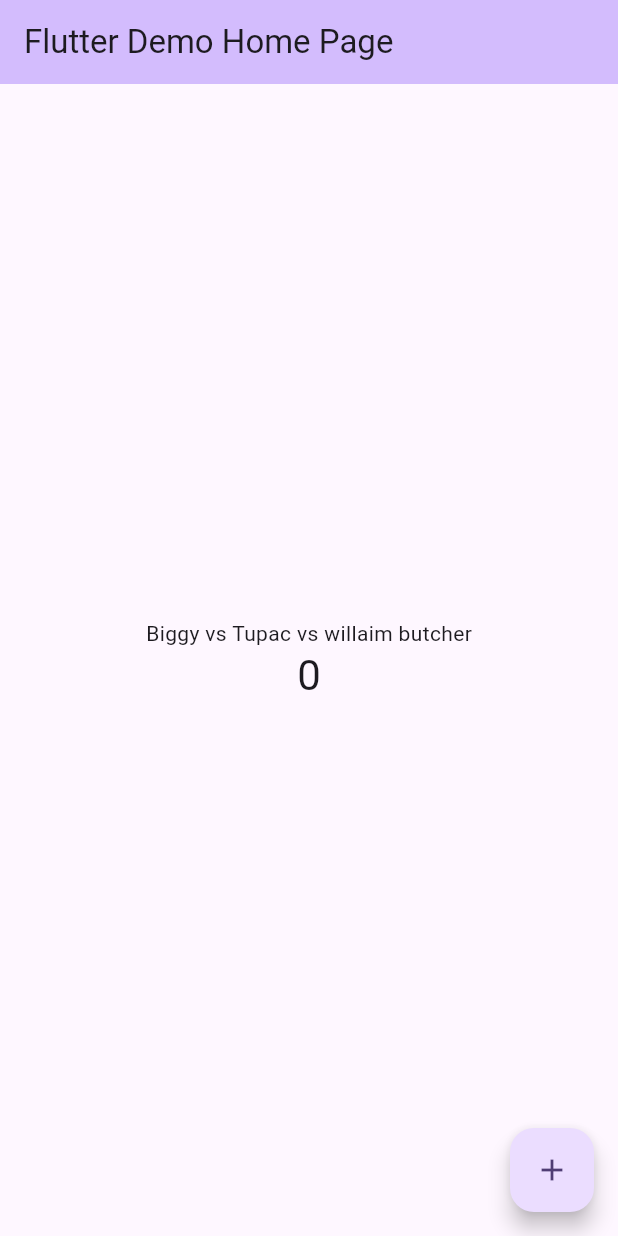
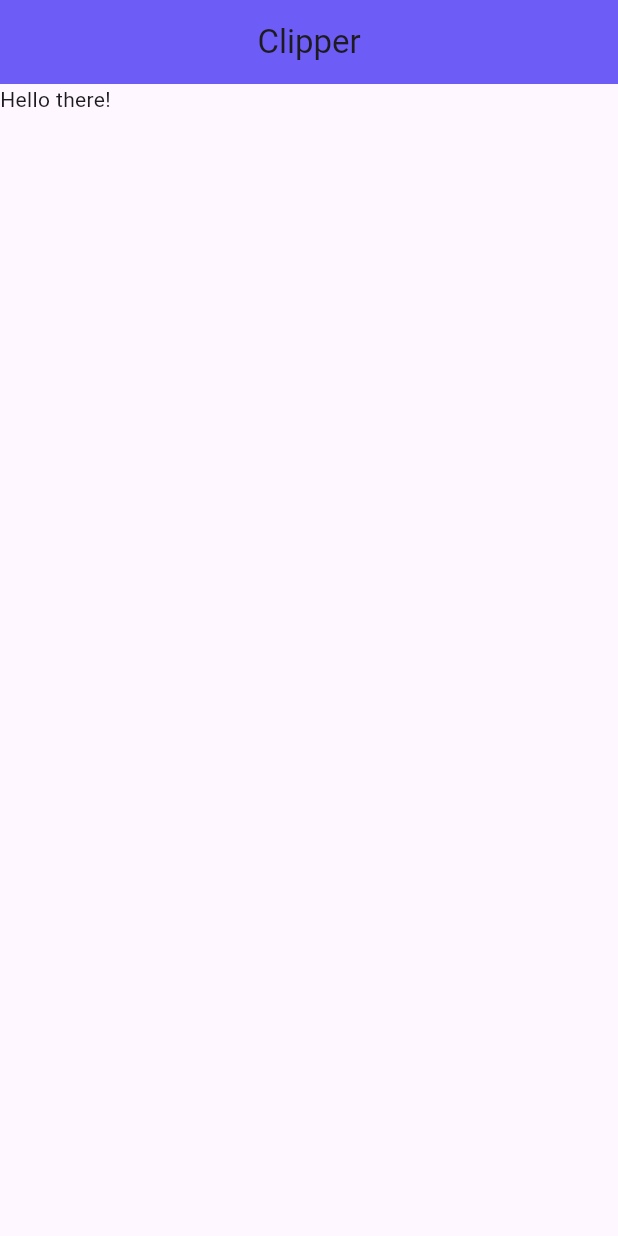
Before and after one commit to Venkatpublic/clipper, a Flutter app: the screen it shows after launch, on a phone screen of 412 x 824 dp. Run offline on Flutter 3.47's test engine with Material 3 defaults, Android fonts, the light colour scheme and no system bars.

Commit message:
feat: ui started

```diff
--- a/lib/main.dart
+++ b/lib/main.dart
@@ -1,122 +1,16 @@
 import 'package:flutter/material.dart';
 
 void main() {
-  runApp(const MyApp());
+  runApp(
+    MaterialApp(
+      home: Scaffold(
+        appBar: AppBar(
+          title: Text("Clipper"),
+          centerTitle: true,
+          backgroundColor: const Color(0xFF6D5DF6),
+        ),
+        body: Text('Hello there!'),
+      ),
+    ),
+  );
 }
-
-class MyApp extends StatelessWidget {
-  const MyApp({super.key});
-
-  // This widget is the root of your application.
-  @override
-  Widget build(BuildContext context) {
-    return MaterialApp(
-      title: 'Flutter Demo',
-      theme: ThemeData(
-        // This is the theme of your application.
-        //
-        // TRY THIS: Try running your application with "flutter run". You'll see
-        // the application has a purple toolbar. Then, without quitting the app,
-        // try changing the seedColor in the colorScheme below to Colors.green
-        // and then invoke "hot reload" (save your changes or press the "hot
-        // reload" button in a Flutter-supported IDE, or press "r" if you used
-        // the command line to start the app).
-        //
-        // Notice that the counter didn't reset back to zero; the application
-        // state is not lost during the reload. To reset the state, use hot
-        // restart instead.
-        //
-        // This works for code too, not just values: Most code changes can be
-        // tested with just a hot reload.
-        colorScheme: .fromSeed(seedColor: Colors.deepPurple),
-      ),
-      home: const MyHomePage(title: 'Flutter Demo Home Page'),
-    );
-  }
-}
-
-class MyHomePage extends StatefulWidget {
-  const MyHomePage({super.key, required this.title});
-
-  // This widget is the home page of your application. It is stateful, meaning
-  // that it has a State object (defined below) that contains fields that affect
-  // how it looks.
-
-  // This class is the configuration for the state. It holds the values (in this
-  // case the title) provided by the parent (in this case the App widget) and
-  // used by the build method of the State. Fields in a Widget subclass are
-  // always marked "final".
-
-  final String title;
-
-  @override
-  State<MyHomePage> createState() => _MyHomePageState();
-}
-
-class _MyHomePageState extends State<MyHomePage> {
-  int _counter = 0;
-
-  void _incrementCounter() {
-    setState(() {
-      // This call to setState tells the Flutter framework that something has
-      // changed in this State, which causes it to rerun the build method below
-      // so that the display can reflect the updated values. If we changed
-      // _counter without calling setState(), then the build method would not be
-      // called again, and so nothing would appear to happen.
-      _counter++;
-    });
-  }
-
-  @override
-  Widget build(BuildContext context) {
-    // This method is rerun every time setState is called, for instance as done
-    // by the _incrementCounter method above.
-    //
-    // The Flutter framework has been optimized to make rerunning build methods
-    // fast, so that you can just rebuild anything that needs updating rather
-    // than having to individually change instances of widgets.
-    return Scaffold(
-      appBar: AppBar(
-        // TRY THIS: Try changing the color here to a specific color (to
-        // Colors.amber, perhaps?) and trigger a hot reload to see the AppBar
-        // change color while the other colors stay the same.
-        backgroundColor: Theme.of(context).colorScheme.inversePrimary,
-        // Here we take the value from the MyHomePage object that was created by
-        // the App.build method, and use it to set our appbar title.
-        title: Text(widget.title),
-      ),
-      body: Center(
-        // Center is a layout widget. It takes a single child and positions it
-        // in the middle of the parent.
-        child: Column(
-          // Column is also a layout widget. It takes a list of children and
-          // arranges them vertically. By default, it sizes itself to fit its
-          // children horizontally, and tries to be as tall as its parent.
-          //
-          // Column has various properties to control how it sizes itself and
-          // how it positions its children. Here we use mainAxisAlignment to
-          // center the children vertically; the main axis here is the vertical
-          // axis because Columns are vertical (the cross axis would be
-          // horizontal).
-          //
-          // TRY THIS: Invoke "debug painting" (choose the "Toggle Debug Paint"
-          // action in the IDE, or press "p" in the console), to see the
-          // wireframe for each widget.
-          mainAxisAlignment: .center,
-          children: [
-            const Text('Biggy vs Tupac vs willaim butcher'),
-            Text(
-              '$_counter',
-              style: Theme.of(context).textTheme.headlineMedium,
-            ),
-          ],
-        ),
-      ),
-      floatingActionButton: FloatingActionButton(
-        onPressed: _incrementCounter,
-        tooltip: 'Increment',
-        child: const Icon(Icons.add),
-      ),
-    );
-  }
-}
```
